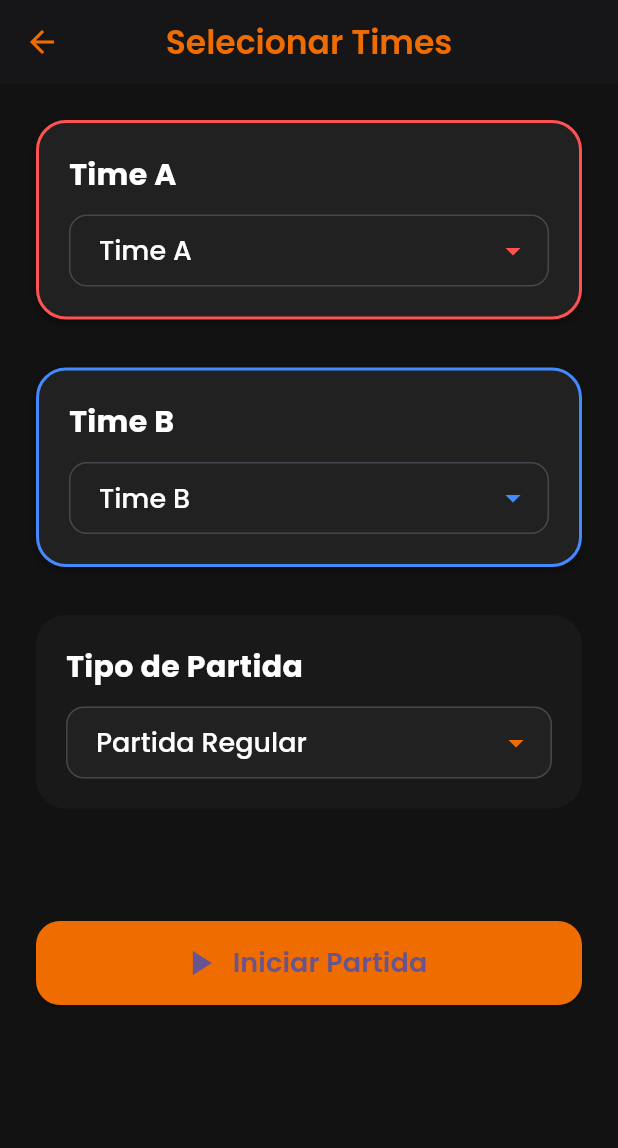
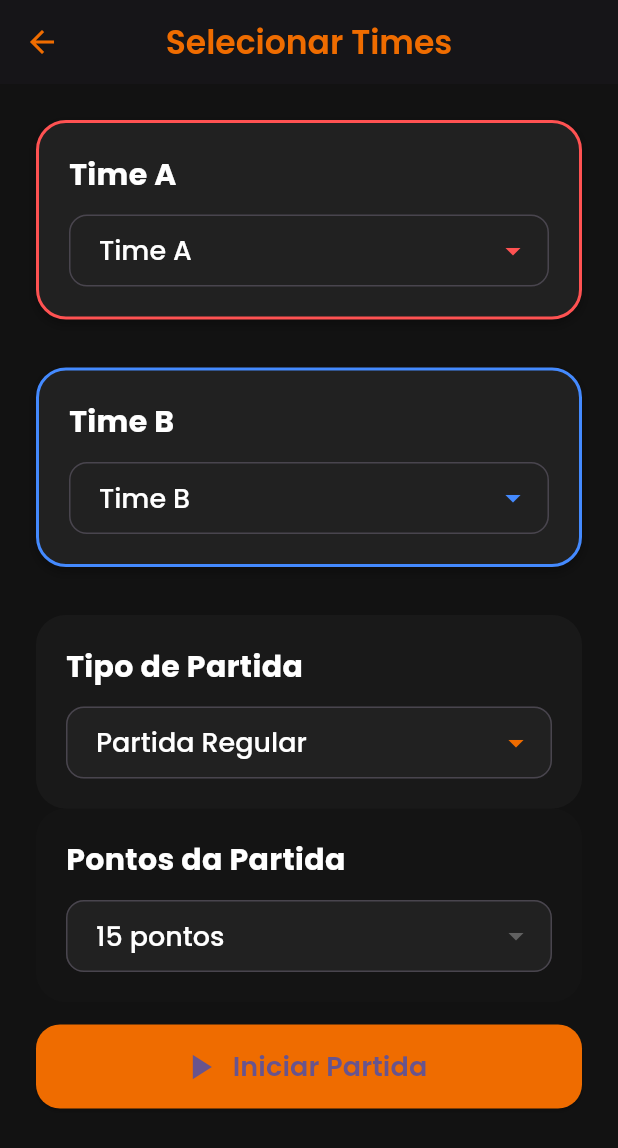
Before and after one commit to RubensMatheus-me/app-gerenciar-bastida-basquete, a Flutter app: the SelectTeam screen opened by its route, on a phone screen of 412 x 824 dp. Shown: the top 1148 px of the screen. Run offline on Flutter 3.47's test engine with Material 3 defaults, Android fonts, the phone set to English and light mode, and no system bars; our stand-ins replace fl_chart, google_fonts, sqflite; accounts and stored records are empty.

Commit message:
feat: seleçao de pontos para acabar a partida

```diff
--- a/lib/app/widget/select_team.dart
+++ b/lib/app/widget/select_team.dart
@@ -22,6 +22,8 @@ class _SelectTeamState extends State<SelectTeam> {
   MatchType _selectMatchType = MatchType.regularMatch;
   TeamDto? _teamA;
   TeamDto? _teamB;
+  int? _selectedMaxPoints = 15;
+  final List<int> _presetPoints = [11, 15, 21, 25, 30];
 
   final Color primaryColor = const Color(0xFFEF6C00);
   final Color backgroundColor = const Color(0xFF121212);
@@ -87,7 +89,7 @@ class _SelectTeamState extends State<SelectTeam> {
     final newMatch = app_match.Match(
       id: null,
       timer: Duration.zero,
-      maxPoints: 21,
+      maxPoints: _selectedMaxPoints ?? 15,
       winner: null,
       matchType: _selectMatchType,
     );
@@ -168,7 +170,8 @@ class _SelectTeamState extends State<SelectTeam> {
                   ),
                   const SizedBox(height: 32),
                   _buildMatchTypeSelector(),
-                  const SizedBox(height: 75),
+                  _buildMaxPointsSelector(),
+                  const SizedBox(height: 15),
                   ElevatedButton.icon(
                     onPressed: _startMatch,
                     icon: const Icon(Icons.play_arrow, size: 28),
@@ -192,6 +195,117 @@ class _SelectTeamState extends State<SelectTeam> {
             ),
     );
   }
+
+  Widget _buildMaxPointsSelector() {
+  return Container(
+    padding: const EdgeInsets.symmetric(horizontal: 20, vertical: 20),
+    decoration: BoxDecoration(
+      color: Colors.grey[900]?.withOpacity(0.15),
+      borderRadius: BorderRadius.circular(20),
+    ),
+    child: Column(
+      crossAxisAlignment: CrossAxisAlignment.start,
+      children: [
+        Text(
+          'Pontos da Partida',
+          style: GoogleFonts.poppins(
+            color: Colors.white,
+            fontSize: 20,
+            fontWeight: FontWeight.bold,
+          ),
+        ),
+        const SizedBox(height: 12),
+        DropdownButtonFormField<String>(
+          value: _selectedMaxPoints == null
+              ? 'infinite'
+              : _presetPoints.contains(_selectedMaxPoints)
+                  ? _selectedMaxPoints.toString()
+                  : 'custom',
+          dropdownColor: Colors.grey[900],
+          style: GoogleFonts.poppins(
+            color: Colors.white,
+            fontSize: 18,
+            fontWeight: FontWeight.w500,
+          ),
+          decoration: InputDecoration(
+            filled: true,
+            fillColor: Colors.grey[900],
+            border: OutlineInputBorder(
+              borderRadius: BorderRadius.circular(12),
+            ),
+            contentPadding: const EdgeInsets.symmetric(
+              horizontal: 16,
+              vertical: 8,
+            ),
+          ),
+          items: [
+            ..._presetPoints.map((p) =>
+                DropdownMenuItem(value: p.toString(), child: Text('$p pontos'))),
+            const DropdownMenuItem(value: 'infinite', child: Text('Infinito')),
+            const DropdownMenuItem(value: 'custom', child: Text('Personalizado')),
+          ],
+          onChanged: (val) async {
+            if (val == 'infinite') {
+              setState(() => _selectedMaxPoints = null);
+            } else if (val == 'custom') {
+              final controller = TextEditingController();
+              final result = await showDialog<int>(
+                context: context,
+                builder: (_) => AlertDialog(
+                  backgroundColor: Colors.grey[900],
+                  title: const Text(
+                    'Digite o limite de pontos',
+                    style: TextStyle(color: Colors.white),
+                  ),
+                  content: TextField(
+                    controller: controller,
+                    keyboardType: TextInputType.number,
+                    style: const TextStyle(color: Colors.white),
+                    decoration: InputDecoration(
+                      hintText: 'Ex: 40',
+                      hintStyle: TextStyle(color: Colors.grey[400]),
+                      filled: true,
+                      fillColor: Colors.grey[800],
+                      border: OutlineInputBorder(
+                        borderRadius: BorderRadius.circular(12),
+                      ),
+                    ),
+                  ),
+                  actions: [
+                    TextButton(
+                      onPressed: () => Navigator.pop(context),
+                      child: const Text('Cancelar'),
+                    ),
+                    TextButton(
+                      onPressed: () {
+                        final value = int.tryParse(controller.text);
+                        Navigator.pop(context, value);
+                      },
+                      child: const Text('OK'),
+                    ),
+                  ],
+                ),
+              );
+              if (result != null) {
+                setState(() => _selectedMaxPoints = result);
+              }
+            } else {
+              setState(() => _selectedMaxPoints = int.parse(val!));
+            }
+          },
+        ),
+        if (_selectedMaxPoints == null)
+          const SizedBox(height: 8),
+        if (_selectedMaxPoints == null)
+          const Text(
+            'Partida infinita — finalize manualmente',
+            style: TextStyle(color: Colors.white70),
+          ),
+      ],
+    ),
+  );
+}
+
 
   Widget _buildMatchTypeSelector() {
     return Container(
@@ -246,6 +360,7 @@ class _SelectTeamState extends State<SelectTeam> {
       ),
     );
   }
+
 
   Widget _buildTeamSelector({
     required String title,
```
Also changed, not shown: lib/app/widget/play_match.dart (+46 -2 lines).
